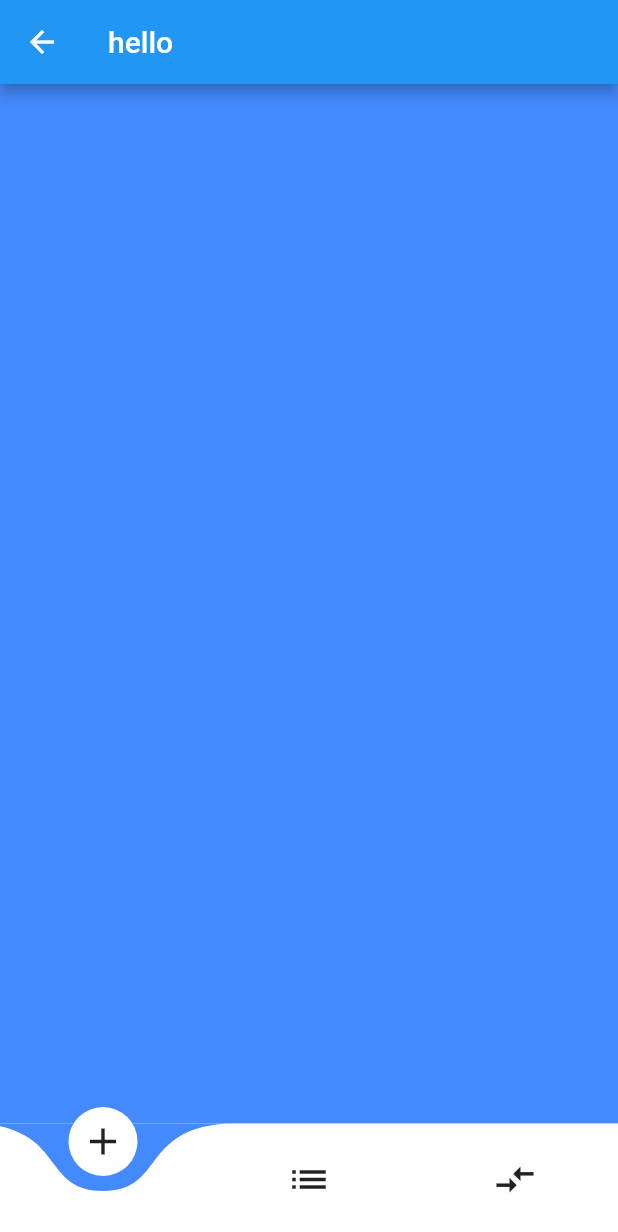
After one commit to bhagyashreekhatri/HybridAppSample, a Flutter app: the screen it shows after launch, in the side drawer, after a tap on "Bottom Navigation Bar", on a phone screen of 412 x 824 dp. The commit adds this screen. Shown: the top 1232 px of the screen. Run offline on Flutter 3.47's test engine with Material 2 defaults, Android fonts, the phone set to English and light mode, and no system bars; drawn by our look-alikes of curved_navigation_bar; our stand-ins replace google_maps_flutter.

Commit message:
bottom navigation bar integrated

```diff
--- a/sample_modules_app/lib/SideDrawerPage.dart
+++ b/sample_modules_app/lib/SideDrawerPage.dart
@@ -3,6 +3,7 @@ import 'package:sample_modules_app/ListView/ListViewPage.dart';
 import 'package:sample_modules_app/TabBar/TabBarPage.dart';
 import 'package:sample_modules_app/Alerts/AlertPage.dart';
 import 'package:sample_modules_app/GoogleMap/GoogleMapPage.dart';
+import 'package:sample_modules_app/fancyBottomNaviagtionBar/BottomNavigationBar.dart';
 
 class SideDrawerPage extends StatelessWidget {
   final String title;
@@ -51,6 +52,15 @@ class SideDrawerPage extends StatelessWidget {
               },
             ),
             ListTile(
+              title: Text('Bottom Navigation Bar'),
+              onTap: (){
+                Navigator.push(
+                  context,
+                  MaterialPageRoute(builder: (context) => FancyBottomNavigationBar()),
+                );
+              },
+            ),
+            ListTile(
               title: Text('Google Map'),
               onTap: (){
                 Navigator.push(
--- /dev/null
+++ b/sample_modules_app/lib/fancyBottomNaviagtionBar/BottomNavigationBar.dart
@@ -0,0 +1,24 @@
+import 'package:flutter/material.dart';
+import 'package:curved_navigation_bar/curved_navigation_bar.dart';
+
+class FancyBottomNavigationBar extends StatelessWidget{
+  @override
+  Widget build(BuildContext context) {
+    // TODO: implement build
+    return Scaffold(
+      appBar: AppBar(title: Text('hello'),),
+      bottomNavigationBar: CurvedNavigationBar(
+        backgroundColor: Colors.blueAccent,
+        items: <Widget>[
+          Icon(Icons.add, size: 30),
+          Icon(Icons.list, size: 30),
+          Icon(Icons.compare_arrows, size: 30),
+        ],
+        onTap: (index) {
+          //Handle button tap
+        },
+      ),
+      body: Container(color: Colors.blueAccent),
+    );
+  }
+}
--- a/sample_modules_app/pubspec.yaml
+++ b/sample_modules_app/pubspec.yaml
@@ -24,6 +24,7 @@ dependencies:
   # The following adds the Cupertino Icons font to your application.
   # Use with the CupertinoIcons class for iOS style icons.
   cupertino_icons: ^0.1.2
+  curved_navigation_bar: ^0.2.20 #latest version
 
 
 dev_dependencies:
```
Also changed, not shown: sample_modules_app/pubspec.lock.
